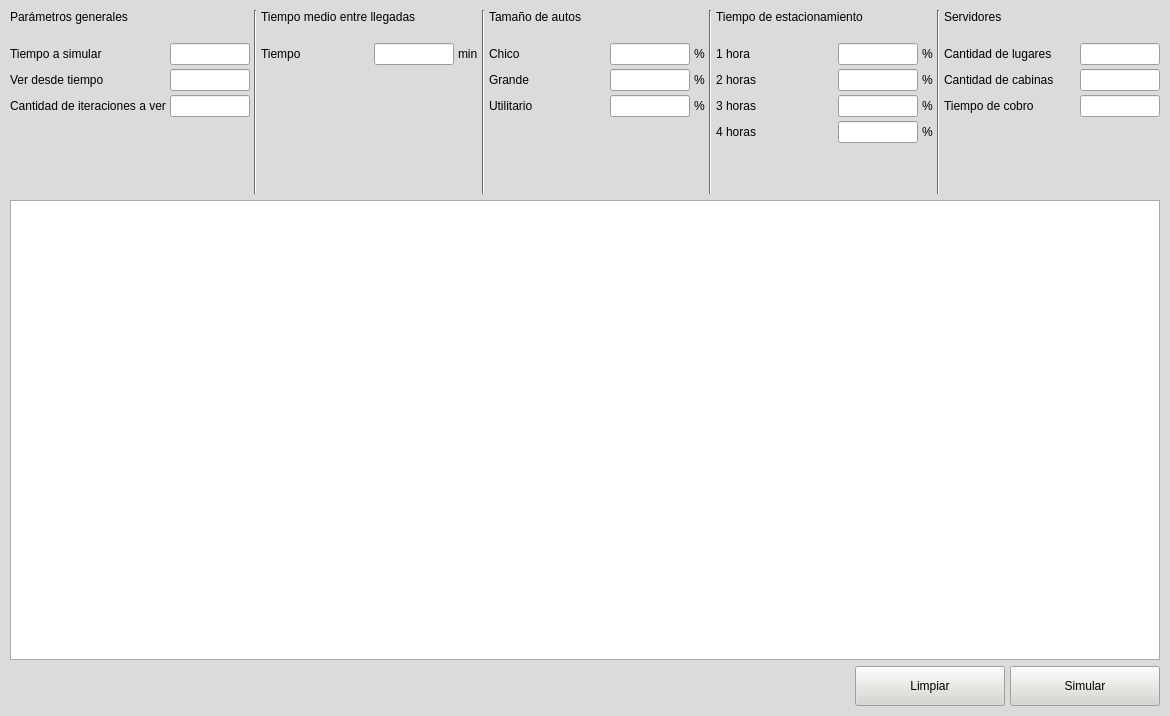
This is SIM/TP5/sistema_colas/interfaz/ventana_sistema_colas.ui in agustin007/Facultad-2021 as Qt 5 draws it before an edit. The edited form follows.
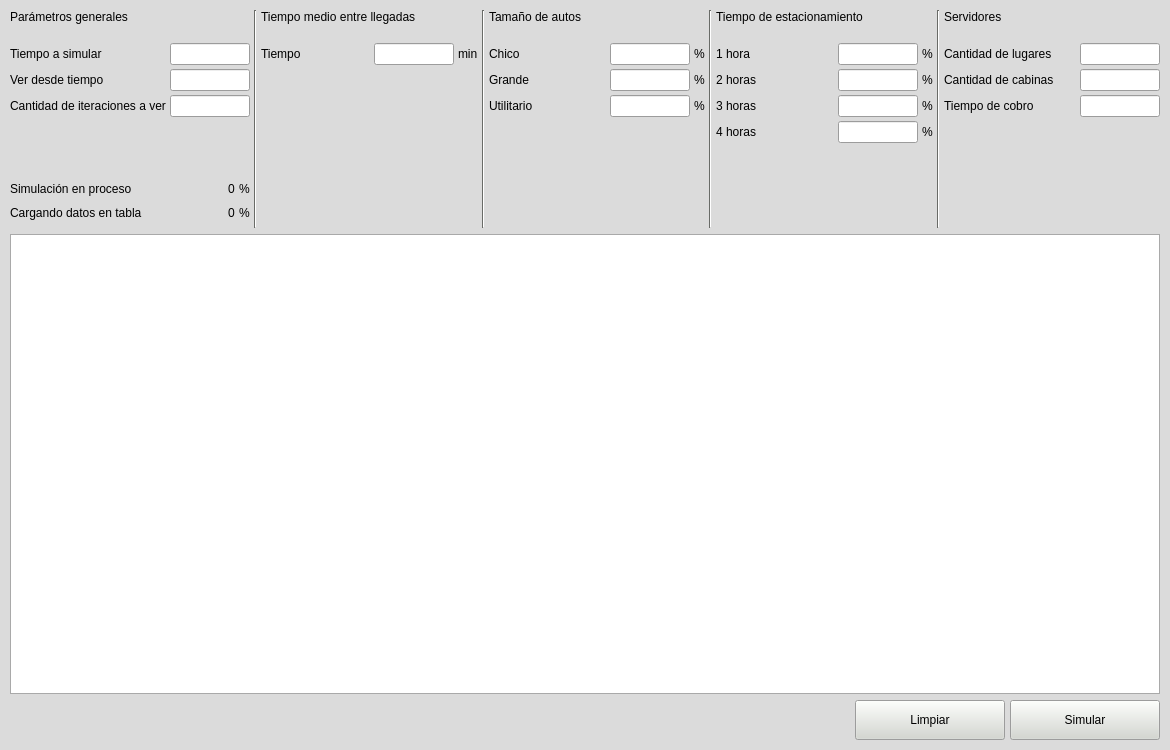
This is the edited form. Icons and pictures are not drawn.

Commit message: Agrego porcentajes de progreso

Diff of the .ui file:
```diff
--- a/SIM/TP5/sistema_colas/interfaz/ventana_sistema_colas.ui
+++ b/SIM/TP5/sistema_colas/interfaz/ventana_sistema_colas.ui
@@ -7,9 +7,15 @@
     <x>0</x>
     <y>0</y>
     <width>1170</width>
-    <height>716</height>
+    <height>750</height>
    </rect>
   </property>
+  <property name="minimumSize">
+   <size>
+    <width>1170</width>
+    <height>750</height>
+   </size>
+  </property>
   <property name="palette">
    <palette>
     <active>
@@ -482,64 +488,32 @@
     <property name="horizontalSpacing">
      <number>5</number>
     </property>
-    <item row="2" column="0">
-     <layout class="QHBoxLayout" name="lyt_vertical_0_1">
-      <property name="spacing">
-       <number>5</number>
-      </property>
-      <item>
-       <spacer name="separator_horizontal_14">
-        <property name="orientation">
-         <enum>Qt::Horizontal</enum>
-        </property>
-        <property name="sizeHint" stdset="0">
-         <size>
-          <width>40</width>
-          <height>20</height>
-         </size>
-        </property>
-       </spacer>
-      </item>
-      <item>
-       <widget class="QPushButton" name="btn_limpiar">
+    <item row="1" column="0">
+     <widget class="QTableWidget" name="grid_iteraciones_simuladas">
         <property name="minimumSize">
          <size>
-          <width>150</width>
-          <height>40</height>
-         </size>
-        </property>
-        <property name="text">
-         <string>Limpiar</string>
-        </property>
-       </widget>
-      </item>
-      <item>
-       <widget class="QPushButton" name="btn_simular">
-        <property name="minimumSize">
-         <size>
-          <width>150</width>
-          <height>40</height>
-         </size>
-        </property>
-        <property name="text">
-         <string>Simular</string>
-        </property>
-       </widget>
-      </item>
-     </layout>
+        <width>1150</width>
+        <height>460</height>
+       </size>
+      </property>
+      <attribute name="horizontalHeaderVisible">
+       <bool>true</bool>
+      </attribute>
+      <attribute name="horizontalHeaderDefaultSectionSize">
+       <number>150</number>
+      </attribute>
+      <attribute name="verticalHeaderVisible">
+       <bool>false</bool>
+      </attribute>
+     </widget>
     </item>
     <item row="0" column="0">
-     <layout class="QVBoxLayout" name="lyt_vertical_0_0">
-      <property name="sizeConstraint">
-       <enum>QLayout::SetMaximumSize</enum>
-      </property>
-      <item>
-       <layout class="QHBoxLayout" name="lyt_horizontal_1_0">
+     <layout class="QHBoxLayout" name="lyt_horizontal_0_0">
         <property name="spacing">
          <number>4</number>
         </property>
         <item>
-         <layout class="QVBoxLayout" name="lyt_vertical_2_0">
+       <layout class="QVBoxLayout" name="lyt_vertical_1_0">
           <item>
            <widget class="QLabel" name="lbl_parametros">
             <property name="sizePolicy">
@@ -714,6 +688,164 @@
             </property>
            </spacer>
           </item>
+        <item>
+         <layout class="QHBoxLayout" name="lyt_horizontal_3_X">
+          <item>
+           <widget class="QLabel" name="lbl_titulo_porcentaje_simulacion">
+            <property name="sizePolicy">
+             <sizepolicy hsizetype="Preferred" vsizetype="Fixed">
+              <horstretch>0</horstretch>
+              <verstretch>0</verstretch>
+             </sizepolicy>
+            </property>
+            <property name="minimumSize">
+             <size>
+              <width>0</width>
+              <height>20</height>
+             </size>
+            </property>
+            <property name="text">
+             <string>Simulación en proceso</string>
+            </property>
+           </widget>
+          </item>
+          <item>
+           <spacer name="separator_horizontal_3">
+            <property name="orientation">
+             <enum>Qt::Horizontal</enum>
+            </property>
+            <property name="sizeHint" stdset="0">
+             <size>
+              <width>0</width>
+              <height>0</height>
+             </size>
+            </property>
+           </spacer>
+          </item>
+          <item>
+           <widget class="QLabel" name="lbl_informacion_porcentaje_simulacion">
+            <property name="sizePolicy">
+             <sizepolicy hsizetype="Preferred" vsizetype="Fixed">
+              <horstretch>0</horstretch>
+              <verstretch>0</verstretch>
+             </sizepolicy>
+            </property>
+            <property name="minimumSize">
+             <size>
+              <width>0</width>
+              <height>20</height>
+             </size>
+            </property>
+            <property name="text">
+             <string>0</string>
+            </property>
+           </widget>
+          </item>
+          <item>
+           <widget class="QLabel" name="porcentaje_0">
+            <property name="sizePolicy">
+             <sizepolicy hsizetype="Preferred" vsizetype="Minimum">
+              <horstretch>0</horstretch>
+              <verstretch>0</verstretch>
+             </sizepolicy>
+            </property>
+            <property name="text">
+             <string>%</string>
+            </property>
+           </widget>
+          </item>
+         </layout>
+        </item>
+        <item>
+         <layout class="QHBoxLayout" name="horizontalLayout">
+          <item>
+           <widget class="QLabel" name="lbl_titulo_porcentaje_datos">
+            <property name="sizePolicy">
+             <sizepolicy hsizetype="Preferred" vsizetype="Fixed">
+              <horstretch>0</horstretch>
+              <verstretch>0</verstretch>
+             </sizepolicy>
+            </property>
+            <property name="minimumSize">
+             <size>
+              <width>0</width>
+              <height>20</height>
+             </size>
+            </property>
+            <property name="text">
+             <string>Cargando datos en tabla</string>
+            </property>
+           </widget>
+          </item>
+          <item>
+           <spacer name="separator_horizontal_4">
+            <property name="orientation">
+             <enum>Qt::Horizontal</enum>
+            </property>
+            <property name="sizeHint" stdset="0">
+             <size>
+              <width>0</width>
+              <height>0</height>
+             </size>
+            </property>
+           </spacer>
+          </item>
+          <item>
+           <widget class="QLabel" name="lbl_informacion_porcentaje_datos">
+            <property name="sizePolicy">
+             <sizepolicy hsizetype="Preferred" vsizetype="Fixed">
+              <horstretch>0</horstretch>
+              <verstretch>0</verstretch>
+             </sizepolicy>
+            </property>
+            <property name="minimumSize">
+             <size>
+              <width>0</width>
+              <height>20</height>
+             </size>
+            </property>
+            <property name="text">
+             <string>0</string>
+            </property>
+           </widget>
+          </item>
+          <item>
+           <widget class="QLabel" name="porcentaje_1">
+            <property name="sizePolicy">
+             <sizepolicy hsizetype="Preferred" vsizetype="Fixed">
+              <horstretch>0</horstretch>
+              <verstretch>0</verstretch>
+             </sizepolicy>
+            </property>
+            <property name="minimumSize">
+             <size>
+              <width>0</width>
+              <height>20</height>
+             </size>
+            </property>
+            <property name="text">
+             <string>%</string>
+            </property>
+           </widget>
+          </item>
+         </layout>
+        </item>
+        <item>
+         <spacer name="separator_vertical_6">
+          <property name="orientation">
+           <enum>Qt::Vertical</enum>
+          </property>
+          <property name="sizeType">
+           <enum>QSizePolicy::Fixed</enum>
+          </property>
+          <property name="sizeHint" stdset="0">
+           <size>
+            <width>0</width>
+            <height>5</height>
+           </size>
+          </property>
+         </spacer>
+        </item>
          </layout>
         </item>
         <item>
@@ -724,7 +856,7 @@
          </widget>
         </item>
         <item>
-         <layout class="QVBoxLayout" name="lyt_vertical_2_1">
+       <layout class="QVBoxLayout" name="lyt_vertical_1_1">
           <item>
            <widget class="QLabel" name="lbl_tiempo_entre_llegadas_autos">
             <property name="sizePolicy">
@@ -805,7 +937,7 @@
            </layout>
           </item>
           <item>
-           <spacer name="separator_vertical_6">
+         <spacer name="separator_vertical_7">
             <property name="orientation">
              <enum>Qt::Vertical</enum>
             </property>
@@ -830,7 +962,7 @@
          </widget>
         </item>
         <item>
-         <layout class="QVBoxLayout" name="lyt_vertical_2_2">
+       <layout class="QVBoxLayout" name="lyt_vertical_1_2">
           <item>
            <widget class="QLabel" name="lbl_probabilidades_tamanio_autos">
             <property name="sizePolicy">
@@ -902,7 +1034,7 @@
              </widget>
             </item>
             <item>
-             <widget class="QLabel" name="lbl_porcentaje_0">
+           <widget class="QLabel" name="lbl_porcentaje_2">
               <property name="text">
                <string>%</string>
               </property>
@@ -952,7 +1084,7 @@
              </widget>
             </item>
             <item>
-             <widget class="QLabel" name="lbl_porcentaje_1">
+           <widget class="QLabel" name="lbl_porcentaje_3">
               <property name="text">
                <string>%</string>
               </property>
@@ -1002,7 +1134,7 @@
              </widget>
             </item>
             <item>
-             <widget class="QLabel" name="lbl_porcentaje_2">
+           <widget class="QLabel" name="lbl_porcentaje_4">
               <property name="text">
                <string>%</string>
               </property>
@@ -1011,7 +1143,7 @@
            </layout>
           </item>
           <item>
-           <spacer name="separator_vertical_7">
+         <spacer name="separator_vertical_8">
             <property name="orientation">
              <enum>Qt::Vertical</enum>
             </property>
@@ -1036,7 +1168,7 @@
          </widget>
         </item>
         <item>
-         <layout class="QVBoxLayout" name="lyt_vertical_2_3">
+       <layout class="QVBoxLayout" name="lyt_vertical_1_3">
           <item>
            <widget class="QLabel" name="lbl_probabilidades_tiempo_estacionamiento">
             <property name="sizePolicy">
@@ -1108,7 +1240,7 @@
              </widget>
             </item>
             <item>
-             <widget class="QLabel" name="lbl_porcentaje_3">
+           <widget class="QLabel" name="lbl_porcentaje_5">
               <property name="text">
                <string>%</string>
               </property>
@@ -1158,7 +1290,7 @@
              </widget>
             </item>
             <item>
-             <widget class="QLabel" name="lbl_porcentaje_4">
+           <widget class="QLabel" name="lbl_porcentaje_6">
               <property name="text">
                <string>%</string>
               </property>
@@ -1208,7 +1340,7 @@
              </widget>
             </item>
             <item>
-             <widget class="QLabel" name="lbl_porcentaje_5">
+           <widget class="QLabel" name="lbl_porcentaje_7">
               <property name="text">
                <string>%</string>
               </property>
@@ -1258,7 +1390,7 @@
              </widget>
             </item>
             <item>
-             <widget class="QLabel" name="lbl_porcentaje_6">
+           <widget class="QLabel" name="lbl_porcentaje_8">
               <property name="text">
                <string>%</string>
               </property>
@@ -1267,7 +1399,7 @@
            </layout>
           </item>
           <item>
-           <spacer name="separator_vertical_8">
+         <spacer name="separator_vertical_9">
             <property name="orientation">
              <enum>Qt::Vertical</enum>
             </property>
@@ -1292,7 +1424,7 @@
          </widget>
         </item>
         <item>
-         <layout class="QVBoxLayout" name="lyt_vertical_2_4">
+       <layout class="QVBoxLayout" name="lyt_vertical_1_4">
           <item>
            <widget class="QLabel" name="lbl_servidores">
             <property name="sizePolicy">
@@ -1446,7 +1578,7 @@
            </layout>
           </item>
           <item>
-           <spacer name="separator_vertical_9">
+         <spacer name="separator_vertical_10">
             <property name="orientation">
              <enum>Qt::Vertical</enum>
             </property>
@@ -1465,6 +1597,50 @@
         </item>
        </layout>
       </item>
+    <item row="2" column="0">
+     <layout class="QHBoxLayout" name="lyt_horizontal_0_1">
+      <property name="spacing">
+       <number>5</number>
+      </property>
+      <item>
+       <spacer name="separator_horizontal_16">
+        <property name="orientation">
+         <enum>Qt::Horizontal</enum>
+        </property>
+        <property name="sizeHint" stdset="0">
+         <size>
+          <width>40</width>
+          <height>20</height>
+         </size>
+        </property>
+       </spacer>
+      </item>
+      <item>
+       <widget class="QPushButton" name="btn_limpiar">
+        <property name="minimumSize">
+         <size>
+          <width>150</width>
+          <height>40</height>
+         </size>
+        </property>
+        <property name="text">
+         <string>Limpiar</string>
+        </property>
+       </widget>
+      </item>
+      <item>
+       <widget class="QPushButton" name="btn_simular">
+        <property name="minimumSize">
+         <size>
+          <width>150</width>
+          <height>40</height>
+         </size>
+        </property>
+        <property name="text">
+         <string>Simular</string>
+        </property>
+       </widget>
+      </item>
      </layout>
     </item>
     <item row="1" column="0">
```
Left out of the diff: 41 changed lines with no effect on the pictures. Lines whose indentation alone changed are shown as unchanged. The commit also changes 3 other files.
